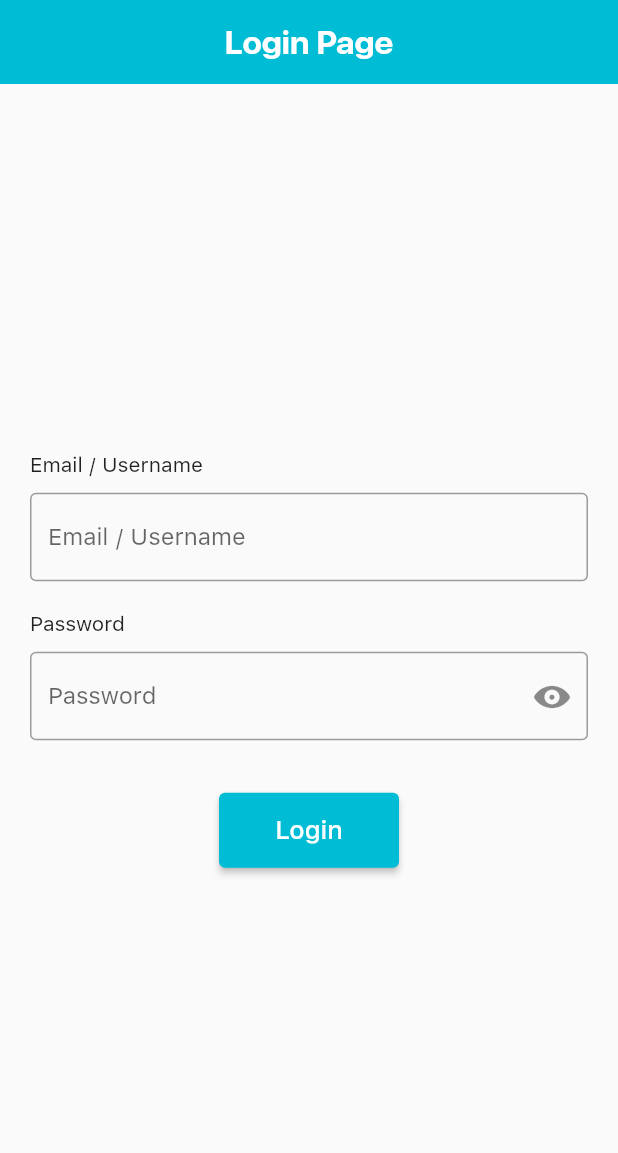
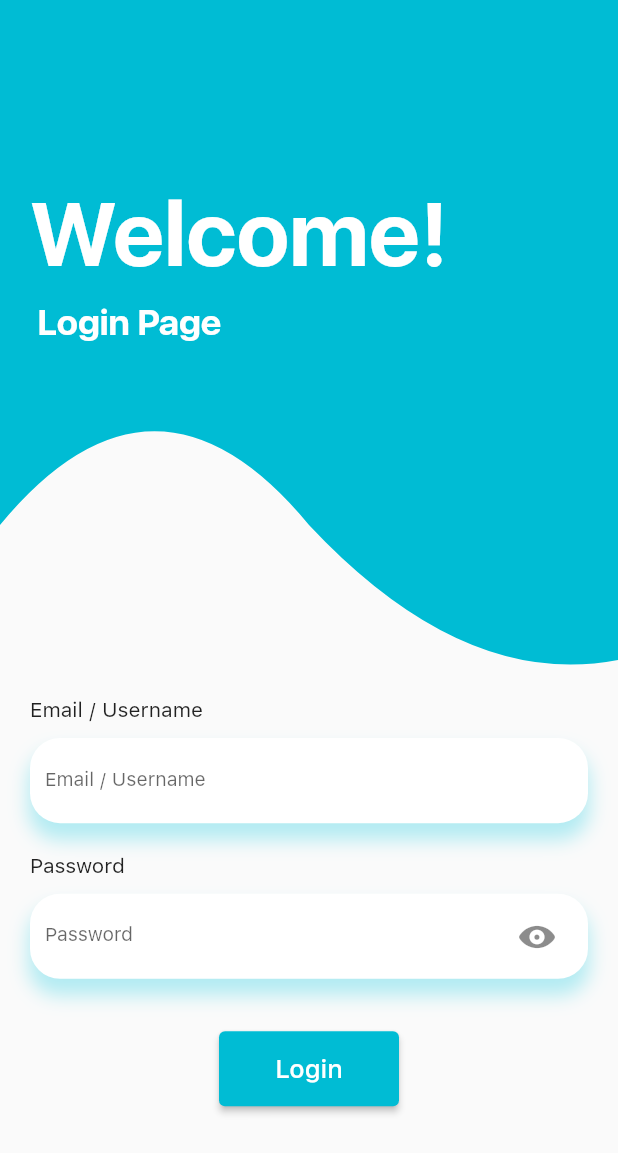
Before and after one commit to ozaenzenzen/flutter-crud-mysql, a Flutter app: the screen it shows after launch, on a phone screen of 412 x 824 dp. Shown: the top 1153 px of the screen. Run offline on Flutter 3.47's test engine with Material 2 defaults, Android fonts, the light colour scheme and no system bars; our stand-ins replace bloc, dio, get, get_storage; project files that could hold a hidden picture were left out.

Commit message:
update screen

```diff
--- a/lib/screens/addpage.dart
+++ b/lib/screens/addpage.dart
@@ -57,6 +57,7 @@ class _AddPageState extends State<AddPage> {
           (type == "edit") ? "Edit Data" : "Add Data",
           style: TextStyle(
             fontFamily: "SF UI",
+            fontSize: 22,
             fontWeight: FontWeight.bold,
           ),
         ),
--- a/lib/screens/loginpage.dart
+++ b/lib/screens/loginpage.dart
@@ -70,31 +70,58 @@ class _LoginPageState extends State<LoginPage> {
 
   @override
   Widget build(BuildContext context) {
-    // dispose();
-    // userController.text = "";
-    // passController.text = "";
-
     return Scaffold(
-      appBar: AppBar(
-        backgroundColor: Colors.cyan,
-        elevation: 0,
-        centerTitle: true,
-        title: Text(
-          "Login Page",
+      body: SingleChildScrollView(
+        child: Column(
+          children: [
+            Stack(
+              children: [
+                ClipPath(
+                  clipBehavior: Clip.antiAlias,
+                  clipper: MyClipper(),
+                  child: Container(
+                    decoration: BoxDecoration(
+                      color: Colors.cyan,
+                    ),
+                    height: 450,
+                    width: double.infinity,
+                  ),
+                ),
+                Positioned(
+                  top: 120,
+                  left: 20,
+                  child: Text(
+                    "Welcome!",
                     style: TextStyle(
+                      color: Colors.white,
                       fontFamily: "SF UI",
-            fontSize: 22,
+                      fontSize: 60,
                       fontWeight: FontWeight.bold,
                     ),
                   ),
                 ),
-      body: Container(
+                Positioned(
+                  top: 200,
+                  left: 25,
+                  child: Text(
+                    "Login Page",
+                    style: TextStyle(
+                      color: Colors.white,
+                      fontFamily: "SF UI",
+                      fontSize: 24,
+                      fontWeight: FontWeight.bold,
+                    ),
+                  ),
+                ),
+              ],
+            ),
+            Container(
               margin: EdgeInsets.symmetric(
                 vertical: 15,
                 horizontal: 20,
               ),
               child: Column(
-          mainAxisAlignment: MainAxisAlignment.center,
+                mainAxisAlignment: MainAxisAlignment.start,
                 children: [
                   //Email/username Text Field
                   Column(
@@ -109,15 +136,30 @@ class _LoginPageState extends State<LoginPage> {
                       SizedBox(
                         height: 10,
                       ),
-                TextField(
-                  // onChanged: (value) => userController.text = value,
+                      Container(
+                        padding: EdgeInsets.symmetric(horizontal: 10),
+                        decoration: BoxDecoration(
+                          borderRadius: BorderRadius.circular(20),
+                          color: Colors.white,
+                          boxShadow: [
+                            BoxShadow(
+                              color: Colors.cyan.shade100,
+                              offset: Offset(0, 10),
+                              spreadRadius: 1,
+                              blurRadius: 10,
+                            ),
+                          ],
+                        ),
+                        child: TextField(
                           controller: userController,
                           decoration: InputDecoration(
+                            border: InputBorder.none,
                             labelText: "Email / Username",
                             labelStyle: TextStyle(
                               fontFamily: "SF Text",
+                              fontSize: 13,
                             ),
-                    border: OutlineInputBorder(),
+                          ),
                         ),
                       ),
                     ],
@@ -139,15 +181,26 @@ class _LoginPageState extends State<LoginPage> {
                       SizedBox(
                         height: 10,
                       ),
-                TextField(
-                  // onChanged: (value) {
-                  //   setState(() {
-                  //     passController.text = value;
-                  //   });
-                  // },
+                      Container(
+                        padding: EdgeInsets.symmetric(horizontal: 10),
+                        decoration: BoxDecoration(
+                          borderRadius: BorderRadius.circular(20),
+                          color: Colors.white,
+                          boxShadow: [
+                            BoxShadow(
+                              color: Colors.cyan.shade100,
+                              offset: Offset(0, 10),
+                              spreadRadius: 1,
+                              blurRadius: 10,
+                            ),
+                          ],
+                        ),
+                        child: TextField(
                           controller: passController,
                           obscureText: _secureText,
                           decoration: InputDecoration(
+                            // border: OutlineInputBorder(),
+                            border: InputBorder.none,
                             suffixIcon: IconButton(
                               onPressed: () {
                                 setState(() {
@@ -161,8 +214,9 @@ class _LoginPageState extends State<LoginPage> {
                             labelText: "Password",
                             labelStyle: TextStyle(
                               fontFamily: "SF Text",
+                              fontSize: 13,
                             ),
-                    border: OutlineInputBorder(),
+                          ),
                         ),
                       ),
                     ],
@@ -172,8 +226,6 @@ class _LoginPageState extends State<LoginPage> {
                   ),
                   ElevatedButton(
                     onPressed: () {
-                print(userController.text);
-                print(passController.text);
                       loginMethod(
                         userController.text,
                         passController.text,
@@ -194,6 +246,70 @@ class _LoginPageState extends State<LoginPage> {
                 ],
               ),
             ),
+          ],
+        ),
+      ),
     );
   }
 }
+
+class AppTextField extends StatelessWidget {
+  const AppTextField({
+    Key? key,
+    required this.userController,
+  }) : super(key: key);
+
+  final TextEditingController userController;
+
+  @override
+  Widget build(BuildContext context) {
+    return Container(
+      padding: EdgeInsets.symmetric(horizontal: 10),
+      decoration: BoxDecoration(
+        borderRadius: BorderRadius.circular(20),
+        color: Colors.white,
+        boxShadow: [
+          BoxShadow(
+            color: Colors.cyan.shade100,
+            offset: Offset(0, 10),
+            spreadRadius: 1,
+            blurRadius: 10,
+          ),
+        ],
+      ),
+      child: TextField(
+        controller: userController,
+        decoration: InputDecoration(
+          border: InputBorder.none,
+          labelText: "Email / Username",
+          labelStyle: TextStyle(
+            fontFamily: "SF Text",
+            fontSize: 13,
+          ),
+        ),
+      ),
+    );
+  }
+}
+
+class MyClipper extends CustomClipper<Path> {
+  @override
+  Path getClip(Size size) {
+    var path = Path();
+    path.lineTo(0, size.height - 100);
+    path.quadraticBezierTo(
+        size.width / 4, size.height / 2, size.width / 2, size.height - 100);
+    path.quadraticBezierTo(size.width - (size.width / 4), size.height + 10,
+        size.width, size.height - 10);
+    path.lineTo(size.width, 0);
+    path.close();
+    return path;
+    // throw UnimplementedError();
+  }
+
+  @override
+  bool shouldReclip(covariant CustomClipper<Path> oldClipper) {
+    // throw UnimplementedError();
+    return true;
+  }
+}
```
Also changed, not shown: lib/screens/adminpage.dart (+25 -1 lines). Lines whose indentation alone changed are shown as unchanged.
